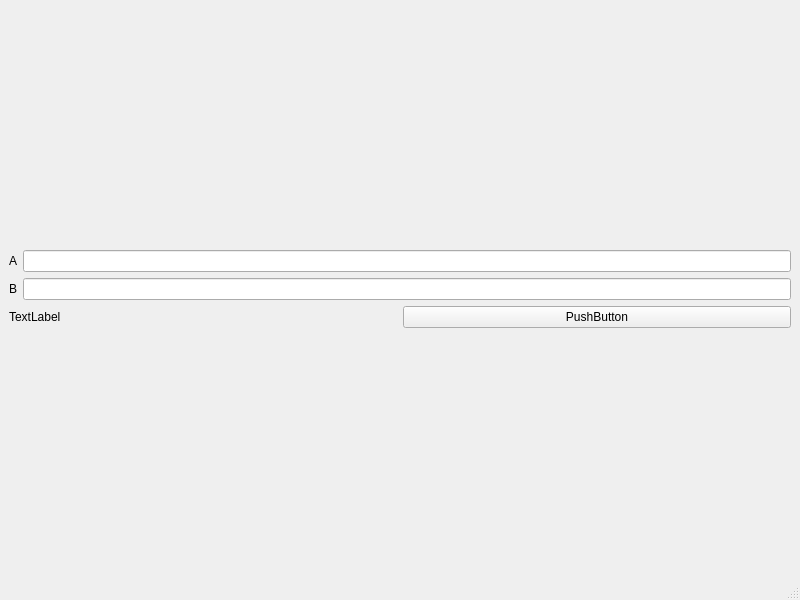
Before: the Qt Designer form Gui/mainwindow.ui in brok1n/bsearch, drawn with Qt 5.
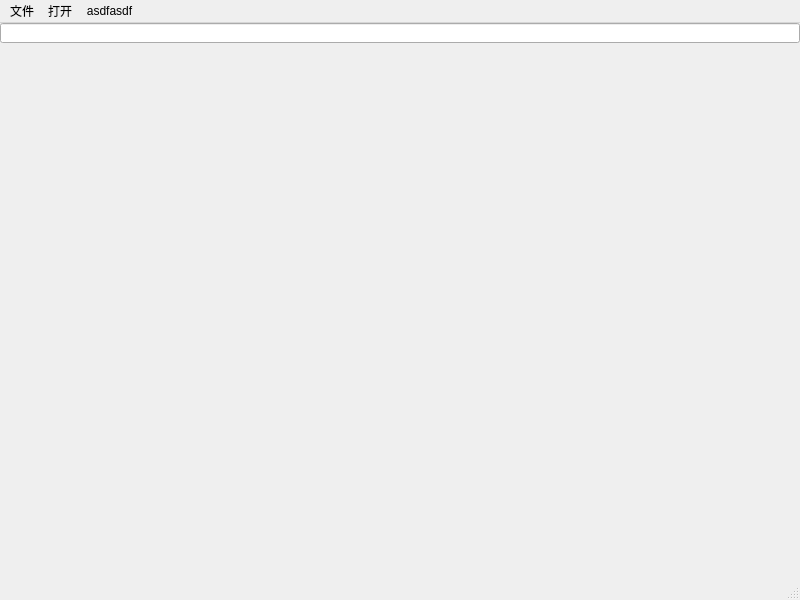
After: the same form once the commit is applied.

What changed in the file:
```diff
--- a/Gui/mainwindow.ui
+++ b/Gui/mainwindow.ui
@@ -14,58 +14,16 @@
    <string>MainWindow</string>
   </property>
   <widget class="QWidget" name="centralwidget">
-   <layout class="QVBoxLayout" name="verticalLayout_2">
-    <item>
-     <layout class="QVBoxLayout" name="verticalLayout">
-      <item>
-       <layout class="QHBoxLayout" name="horizontalLayout">
-        <item>
-         <widget class="QLabel" name="label">
-          <property name="text">
-           <string>A</string>
-          </property>
-         </widget>
-        </item>
-        <item>
-         <widget class="QLineEdit" name="lineEdit"/>
-        </item>
-       </layout>
-      </item>
-      <item>
-       <layout class="QHBoxLayout" name="horizontalLayout_2">
-        <item>
-         <widget class="QLabel" name="label_2">
-          <property name="text">
-           <string>B</string>
-          </property>
-         </widget>
-        </item>
-        <item>
-         <widget class="QLineEdit" name="lineEdit_2"/>
-        </item>
-       </layout>
-      </item>
-      <item>
-       <layout class="QHBoxLayout" name="horizontalLayout_3">
-        <item>
-         <widget class="QLabel" name="label_3">
-          <property name="text">
-           <string>TextLabel</string>
-          </property>
-         </widget>
-        </item>
-        <item>
-         <widget class="QPushButton" name="pushButton">
-          <property name="text">
-           <string>PushButton</string>
-          </property>
-         </widget>
-        </item>
-       </layout>
-      </item>
-     </layout>
-    </item>
-   </layout>
+   <widget class="QLineEdit" name="keyEdit">
+    <property name="geometry">
+     <rect>
+      <x>0</x>
+      <y>0</y>
+      <width>800</width>
+      <height>20</height>
+     </rect>
+    </property>
+   </widget>
   </widget>
   <widget class="QMenuBar" name="menubar">
    <property name="geometry">
@@ -76,6 +34,30 @@
      <height>23</height>
     </rect>
    </property>
+   <widget class="QMenu" name="menu">
+    <property name="title">
+     <string>文件</string>
+    </property>
+    <addaction name="separator"/>
+   </widget>
+   <widget class="QMenu" name="menu_2">
+    <property name="title">
+     <string>打开</string>
+    </property>
+    <addaction name="actionguanbi"/>
+    <addaction name="actionnihao"/>
+    <addaction name="actionnihao_2"/>
+   </widget>
+   <widget class="QMenu" name="menuasdfasdf">
+    <property name="title">
+     <string>asdfasdf</string>
+    </property>
+    <addaction name="actionasdfasdf"/>
+    <addaction name="actiondel"/>
+   </widget>
+   <addaction name="menu"/>
+   <addaction name="menu_2"/>
+   <addaction name="menuasdfasdf"/>
   </widget>
   <widget class="QStatusBar" name="statusbar"/>
  </widget>
```
Left out of the diff: 27 changed lines with no effect on the pictures.
